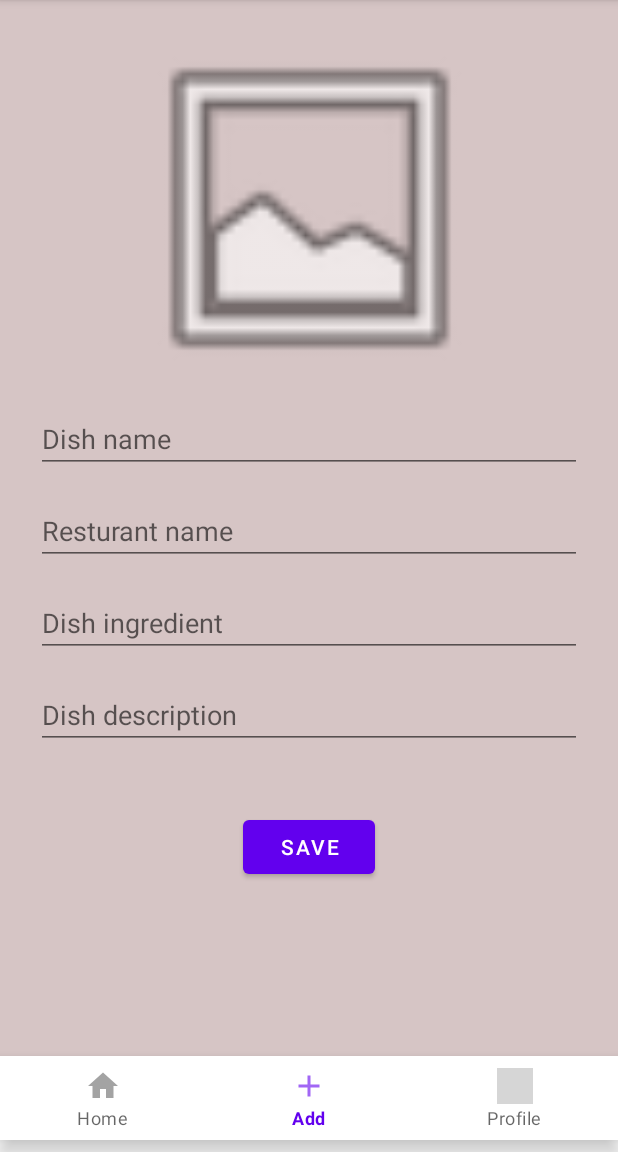
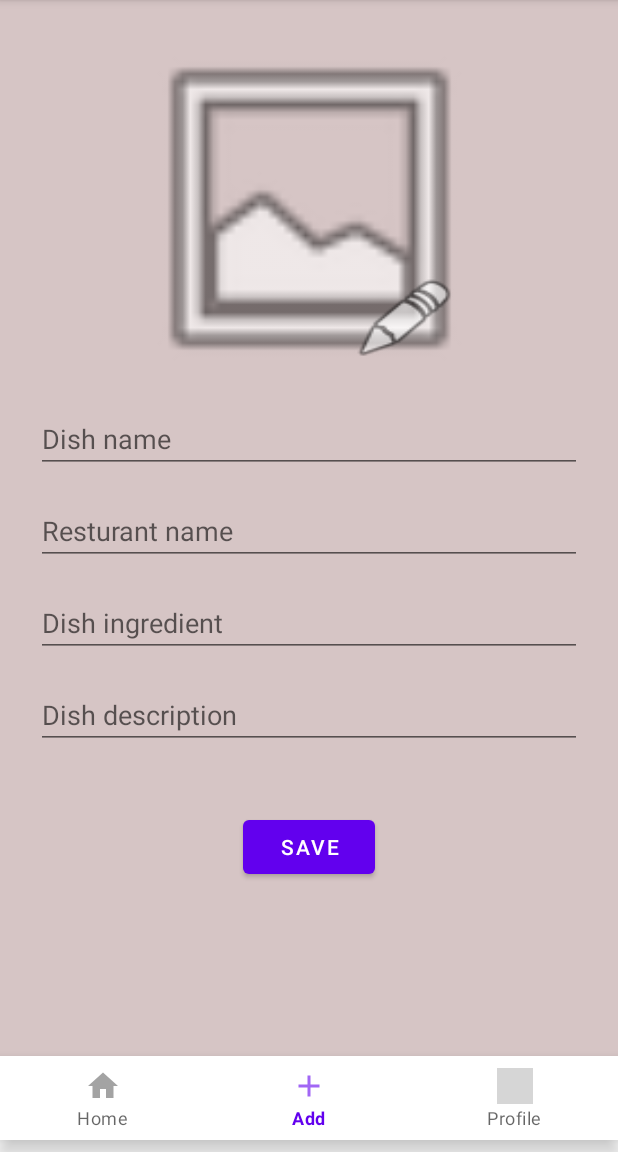
Before and after one commit to adiHahamov/RatEat, an Android app: the AddDishFragment screen opened through its navigation route, on a phone screen of 412 x 824 dp, the part 84-1236 px from its top. Run offline under Robolectric (Android 15) with nearby library versions, the phone set to English and light mode, and no system bars; our stand-ins replace navigation-ui; grey boxes are pictures that could not be loaded.

Commit message:
Add image

```diff
--- a/app/build.gradle
+++ b/app/build.gradle
@@ -48,6 +48,7 @@ dependencies {
     implementation 'androidx.navigation:navigation-ui:2.3.3'
     implementation 'androidx.room:room-runtime:2.2.5'
     implementation 'com.google.firebase:firebase-firestore:21.4.3'
+    implementation 'com.google.firebase:firebase-storage:19.2.1'
     testImplementation 'junit:junit:4.+'
     androidTestImplementation 'androidx.test.ext:junit:1.1.1'
     androidTestImplementation 'androidx.test.espresso:espresso-core:3.2.0'
--- a/app/src/main/java/com/adiandnoy/RatEat/Fragments/AddDishFragment.java
+++ b/app/src/main/java/com/adiandnoy/RatEat/Fragments/AddDishFragment.java
@@ -1,13 +1,20 @@
 package com.adiandnoy.RatEat.Fragments;
 
+import android.content.Intent;
+import android.graphics.Bitmap;
+import android.graphics.drawable.BitmapDrawable;
 import android.os.Bundle;
+import android.provider.MediaStore;
 import android.renderscript.ScriptGroup;
 import android.view.LayoutInflater;
 import android.view.View;
 import android.view.ViewGroup;
 import android.widget.Button;
+import android.widget.ImageButton;
+import android.widget.ImageView;
 
 import androidx.fragment.app.Fragment;
+import androidx.navigation.Navigation;
 
 import com.adiandnoy.RatEat.R;
 import com.adiandnoy.RatEat.model.Dish;
@@ -16,8 +23,16 @@ import com.google.android.material.textfield.TextInputEditText;
 
 import java.util.UUID;
 
+import static android.app.Activity.RESULT_OK;
+
 public class AddDishFragment extends Fragment {
 
+    TextInputEditText name;
+    TextInputEditText description;
+    TextInputEditText resturant;
+    TextInputEditText ingredient;
+    ImageButton editImage;
+    ImageView dishImage;
 
     @Override
     public View onCreateView(LayoutInflater inflater, ViewGroup container,
@@ -25,29 +40,74 @@ public class AddDishFragment extends Fragment {
         View view = inflater.inflate(R.layout.fragment_add_dish, container, false);
         Button addDish = view.findViewById(R.id.save_dish_buttom);
 
-        TextInputEditText name =  view.findViewById(R.id.input_dish_name);
-        TextInputEditText description =  view.findViewById(R.id.input_dish_description);
-        TextInputEditText resturant =  view.findViewById(R.id.input_resturant_name);
-        TextInputEditText ingredient =  view.findViewById(R.id.input_dish_ingredient);
+        name =  view.findViewById(R.id.input_dish_name);
+        description =  view.findViewById(R.id.input_dish_description);
+        resturant =  view.findViewById(R.id.input_resturant_name);
+        ingredient =  view.findViewById(R.id.input_dish_ingredient);
+        editImage =  view.findViewById(R.id.editImageAddDishFragment);
+        dishImage = view.findViewById(R.id.import_image_add_dish_fragment);
+
+        editImage.setOnClickListener(new View.OnClickListener() {
+            @Override
+            public void onClick(View view) {
+                editImage();
+            }
+        });
 
         addDish.setOnClickListener(new View.OnClickListener() {
             @Override
             public void onClick(View view) {
+//                editImage();
                 Dish dish = new Dish();
                 dish.setId(UUID.randomUUID().toString());
                 dish.setDishName(name.getText().toString());
                 dish.setDishDescription(description.getText().toString());
                 dish.setResturantName(resturant.getText().toString());
                 dish.setIngredients(ingredient.getText().toString());
-                Model.instance.addDish(dish,new Model.AddDisheListener() {
+
+                //Save the image
+                BitmapDrawable drawable = (BitmapDrawable)dishImage.getDrawable();
+                Bitmap bitmap = drawable.getBitmap();
+                Model.instance.uploadImage(bitmap, dish.getId(), new Model.uploadImageListener() {
                     @Override
-                    public void onComplete() {
-                        int i;
+                    public void onComplete(String url) {
+                        if (url == null){
+
+                        }else {
+                            dish.setImageUrl(url);
+                            Model.instance.addDish(dish,new Model.AddDisheListener() {
+                                @Override
+                                public void onComplete() {
+//                                    Navigation.findNavController(addDish)
+                                }
+                            });
+                        }
                     }
                 });
+
+
             }
         });
+
         // Inflate the layout for this fragment
         return view;
     }
+    static final int REQUEST_IMAGE_CAPTURE = 1;
+    private void editImage() {
+        Intent takePictureIntent = new Intent(
+                MediaStore.ACTION_IMAGE_CAPTURE);
+        if (takePictureIntent.resolveActivity(getActivity().getPackageManager()) != null) {
+            startActivityForResult(takePictureIntent, REQUEST_IMAGE_CAPTURE);
+        }
+    }
+
+    @Override
+    public void onActivityResult(int requestCode, int resultCode, Intent data) {
+        if (requestCode == REQUEST_IMAGE_CAPTURE &&
+                resultCode == RESULT_OK) {
+            Bundle extras = data.getExtras();
+            Bitmap imageBitmap = (Bitmap) extras.get("data");
+            dishImage.setImageBitmap(imageBitmap);
+        }
+    }
 }
--- a/app/src/main/java/com/adiandnoy/RatEat/model/AppLocalDB.java
+++ b/app/src/main/java/com/adiandnoy/RatEat/model/AppLocalDB.java
@@ -7,7 +7,7 @@ import androidx.room.RoomDatabase;
 import com.adiandnoy.RatEat.AppMainActivity;
 import com.adiandnoy.RatEat.MyApplication;
 
-@Database(entities = {Dish.class,User.class}, version = 1)
+@Database(entities = {Dish.class,User.class}, version = 2)
 abstract class AppLocalDbRepository extends RoomDatabase {
         public abstract DishDao dishDao();
         public abstract UserDao userDao();
--- a/app/src/main/res/layout/fragment_add_dish.xml
+++ b/app/src/main/res/layout/fragment_add_dish.xml
@@ -10,7 +10,7 @@
     <!-- TODO: Update blank fragment layout -->
 
     <ImageView
-        android:id="@+id/import_image"
+        android:id="@+id/import_image_add_dish_fragment"
         android:layout_width="279dp"
         android:layout_height="246dp"
         android:layout_marginTop="16dp"
@@ -78,7 +78,7 @@
         app:layout_constraintHorizontal_bias="0.944"
         app:layout_constraintStart_toEndOf="@+id/input_dish_ingredient"
         app:layout_constraintStart_toStartOf="parent"
-        app:layout_constraintTop_toBottomOf="@+id/import_image" />
+        app:layout_constraintTop_toBottomOf="@+id/import_image_add_dish_fragment" />
 
     <Button
         android:id="@+id/save_dish_buttom"
@@ -95,4 +95,16 @@
         app:layout_constraintTop_toBottomOf="@+id/input_dish_description"
         app:layout_constraintVertical_bias="0.223" />
 
+    <ImageButton
+        android:id="@+id/editImageAddDishFragment"
+        android:layout_width="72dp"
+        android:layout_height="59dp"
+        android:layout_marginEnd="40dp"
+        android:layout_marginBottom="20dp"
+        android:background="#00FFFFFF"
+        android:scaleType="fitXY"
+        android:src="@android:drawable/ic_menu_edit"
+        app:layout_constraintBottom_toBottomOf="@+id/import_image_add_dish_fragment"
+        app:layout_constraintEnd_toEndOf="@+id/import_image_add_dish_fragment" />
+
 </androidx.constraintlayout.widget.ConstraintLayout>
```
Also changed, not shown: app/src/main/java/com/adiandnoy/RatEat/model/Dish.java (+8 -0 lines), app/src/main/java/com/adiandnoy/RatEat/model/Model.java (+8 -0 lines), app/src/main/java/com/adiandnoy/RatEat/model/ModelFirebase.java (+34 -0 lines).
